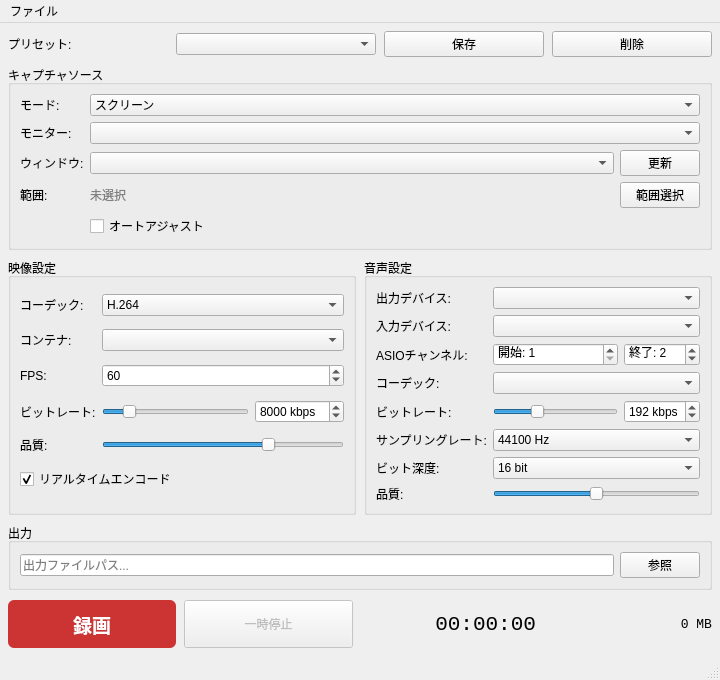
hiroshi-tamura/pbRecorder, file src/ui/MainWindow.ui: the form before one commit.
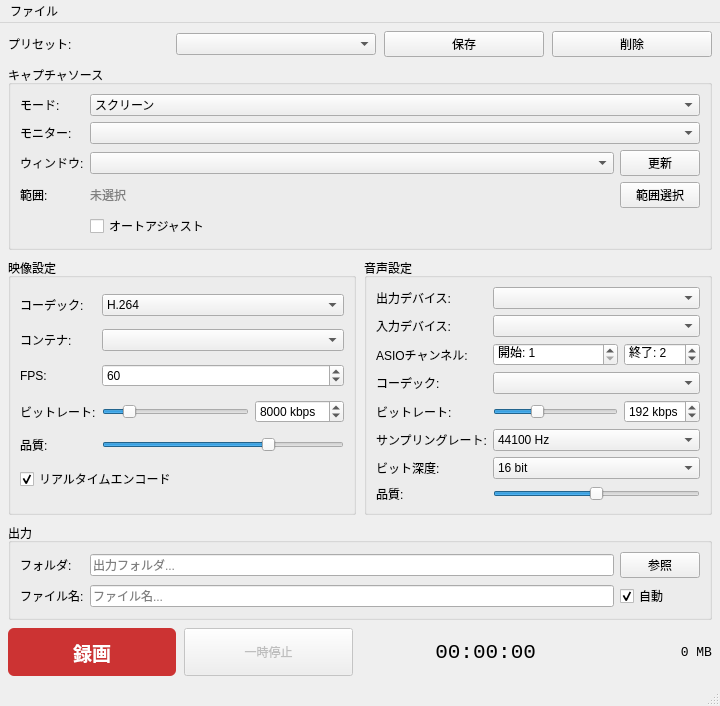
The form after the commit.

Commit message:
Separate output folder and filename, add auto-naming
- Browse button now selects folder instead of file
- Filename is a separate editable field
- Auto checkbox generates filename from datetime + codec settings
  e.g. 2026-03-08_07-29-04_WMV-8000K-60FPS_WMA-192K.wmv
- Auto-create output folder if missing
- Remove unused getFilterForContainer

Patch:
```diff
--- a/src/ui/MainWindow.ui
+++ b/src/ui/MainWindow.ui
@@ -544,15 +544,25 @@
       <property name="title">
        <string>出力</string>
       </property>
-      <layout class="QHBoxLayout" name="outputLayout">
-       <item>
-        <widget class="QLineEdit" name="outputPathEdit">
+      <layout class="QGridLayout" name="outputLayout">
+       <item row="0" column="0">
+        <widget class="QLabel" name="outputDirLabel">
+         <property name="text">
+          <string>フォルダ:</string>
+         </property>
+        </widget>
+       </item>
+       <item row="0" column="1">
+        <widget class="QLineEdit" name="outputDirEdit">
          <property name="placeholderText">
-          <string>出力ファイルパス...</string>
+          <string>出力フォルダ...</string>
+         </property>
+         <property name="readOnly">
+          <bool>true</bool>
          </property>
         </widget>
        </item>
-       <item>
+       <item row="0" column="2">
         <widget class="QPushButton" name="browseBtn">
          <property name="text">
           <string>参照</string>
@@ -565,6 +575,33 @@
          </property>
         </widget>
        </item>
+       <item row="1" column="0">
+        <widget class="QLabel" name="outputFileLabel">
+         <property name="text">
+          <string>ファイル名:</string>
+         </property>
+        </widget>
+       </item>
+       <item row="1" column="1">
+        <widget class="QLineEdit" name="outputFileEdit">
+         <property name="placeholderText">
+          <string>ファイル名...</string>
+         </property>
+        </widget>
+       </item>
+       <item row="1" column="2">
+        <widget class="QCheckBox" name="autoFileNameCheck">
+         <property name="text">
+          <string>自動</string>
+         </property>
+         <property name="checked">
+          <bool>true</bool>
+         </property>
+         <property name="toolTip">
+          <string>録画開始時に日時と設定からファイル名を自動生成します</string>
+         </property>
+        </widget>
+       </item>
       </layout>
      </widget>
     </item>
```
The commit also changes 2 other files.
